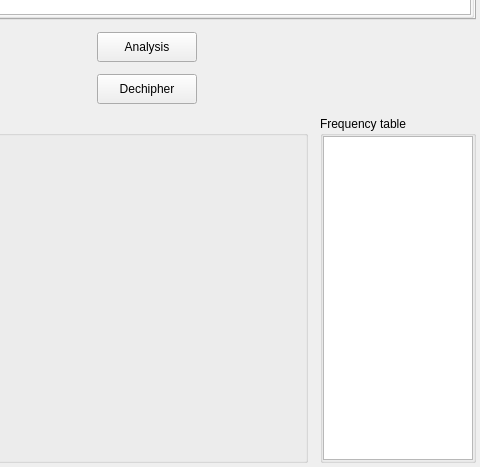
Above: src/gui/cryptotools/freqanalysis/freqanalysis.ui from vasilypht/crypto-methods before the change; both pictures show x 624 to 1104 and y 229 to 696 of the 1104 by 696 pixel window. Below: the same form after it.
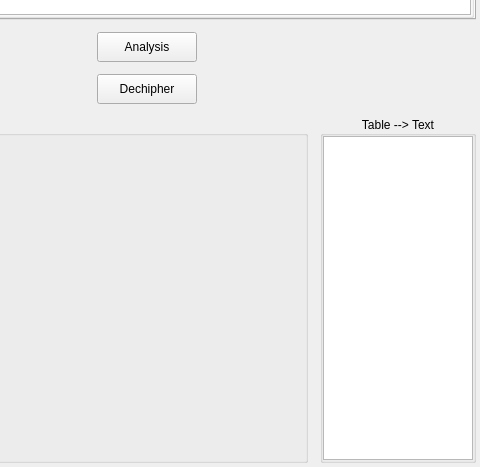
That is the form after the change.

Commit message: Redesigned ui for freqanalysis widget

```diff
--- a/src/gui/cryptotools/freqanalysis/freqanalysis.ui
+++ b/src/gui/cryptotools/freqanalysis/freqanalysis.ui
@@ -262,7 +262,10 @@
      <item>
       <widget class="QGroupBox" name="group_box_freq_table">
        <property name="title">
-        <string>Frequency table</string>
+        <string>Table --&gt; Text</string>
+       </property>
+       <property name="alignment">
+        <set>Qt::AlignCenter</set>
        </property>
        <layout class="QVBoxLayout" name="verticalLayout_3">
         <property name="leftMargin">
```
Left out of the diff: 19 changed lines with no effect on the pictures. The commit also changes 3 other files.
